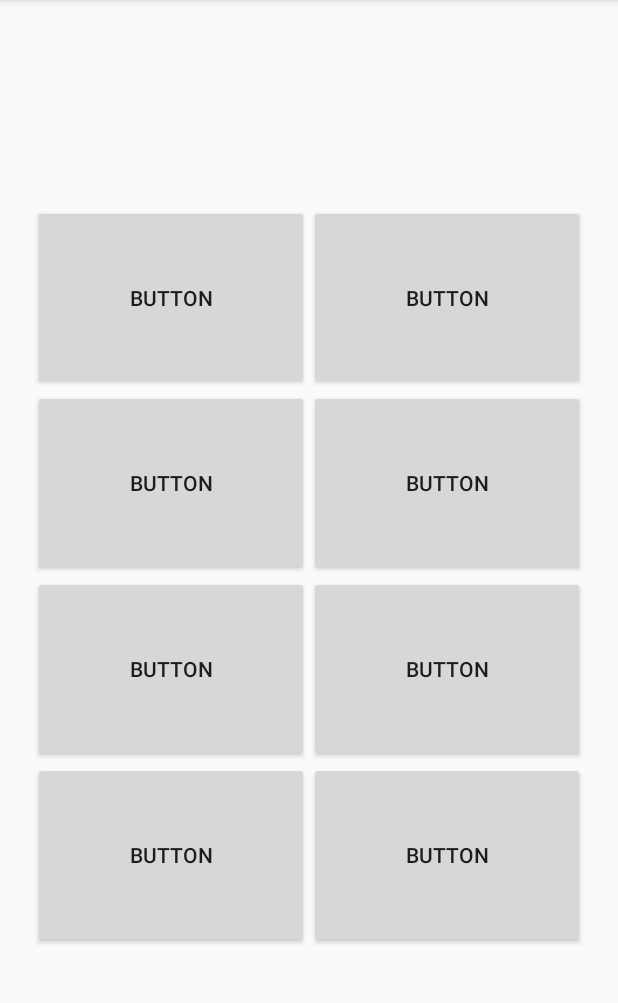
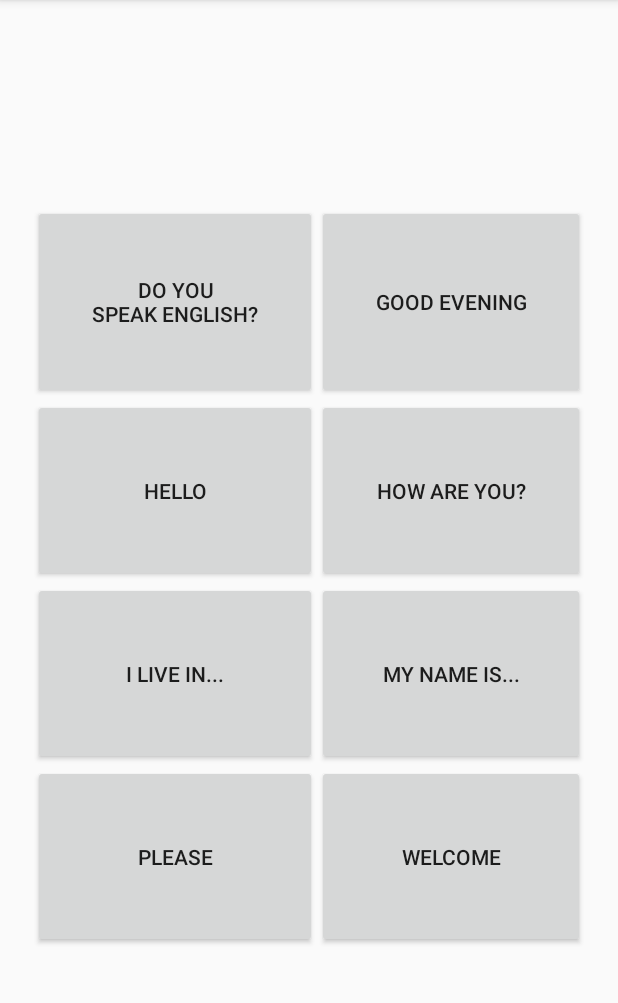
Before and after one commit to RommelTJ/BasicPhrases, an Android app: the screen it shows after launch (MainActivity), on a phone screen of 412 x 824 dp, the part 84-1087 px from its top. Run offline under Robolectric (Android 15) with nearby library versions, the phone set to English and light mode, and no system bars.

Commit message:
Adding onClick method and layout fixes

```diff
--- a/app/src/main/res/layout/activity_main.xml
+++ b/app/src/main/res/layout/activity_main.xml
@@ -9,67 +9,99 @@
 
     <GridLayout
             android:layout_width="368dp"
-            android:layout_height="495dp" app:layout_constraintTop_toTopOf="parent"
-            android:layout_marginTop="8dp" android:id="@+id/gridLayout" app:layout_constraintStart_toStartOf="parent"
-            android:layout_marginStart="8dp" android:layout_marginEnd="8dp" app:layout_constraintEnd_toEndOf="parent"
-            app:layout_constraintBottom_toBottomOf="parent" android:layout_marginBottom="8dp" android:rowCount="4"
-            android:columnCount="2">
+            android:layout_height="495dp"
+            android:layout_marginBottom="8dp"
+            android:layout_marginEnd="8dp"
+            android:layout_marginStart="8dp"
+            android:layout_marginTop="8dp"
+            android:columnCount="2"
+            android:rowCount="4"
+            app:layout_constraintBottom_toBottomOf="parent"
+            app:layout_constraintEnd_toEndOf="parent"
+            app:layout_constraintStart_toStartOf="parent"
+            app:layout_constraintTop_toTopOf="parent">
 
         <Button
-                android:text="Button"
-                android:id="@+id/button"
+                android:text="DO YOU\nSPEAK ENGLISH?"
+                android:id="@+id/button1"
+                android:layout_gravity="fill"
                 android:layout_rowWeight="1"
                 android:layout_columnWeight="1"
-                android:layout_gravity="fill" />
+                android:tag="doyouspeakenglish"
+                android:onClick="playPhrase"
+        />
 
         <Button
-                android:text="Button"
-                android:id="@+id/button"
+                android:text="GOOD EVENING"
+                android:id="@+id/button2"
+                android:layout_gravity="fill"
                 android:layout_rowWeight="1"
                 android:layout_columnWeight="1"
-                android:layout_gravity="fill" />
+                android:tag="goodevening"
+                android:onClick="playPhrase"
+        />
 
         <Button
-                android:text="Button"
-                android:id="@+id/button"
+                android:text="HELLO"
+                android:id="@+id/button3"
+                android:layout_gravity="fill"
                 android:layout_rowWeight="1"
                 android:layout_columnWeight="1"
-                android:layout_gravity="fill" />
+                android:tag="hello"
+                android:onClick="playPhrase"
+        />
 
         <Button
-                android:text="Button"
-                android:id="@+id/button"
+                android:text="HOW ARE YOU?"
+                android:id="@+id/button4"
+                android:layout_gravity="fill"
                 android:layout_rowWeight="1"
                 android:layout_columnWeight="1"
-                android:layout_gravity="fill" />
+                android:tag="howareyou"
+                android:onClick="playPhrase"
+        />
 
         <Button
-                android:text="Button"
-                android:id="@+id/button"
+                android:text="I LIVE IN..."
+                android:id="@+id/button5"
+                android:layout_gravity="fill"
                 android:layout_rowWeight="1"
                 android:layout_columnWeight="1"
-                android:layout_gravity="fill" />
+                android:tag="ilivein"
+                android:onClick="playPhrase"
+        />
 
         <Button
-                android:text="Button"
-                android:id="@+id/button"
+                android:text="MY NAME IS..."
+                android:id="@+id/button6"
+                android:layout_gravity="fill"
                 android:layout_rowWeight="1"
                 android:layout_columnWeight="1"
-                android:layout_gravity="fill" />
+                android:tag="mynameis"
+                android:onClick="playPhrase"
+        />
 
         <Button
-                android:text="Button"
-                android:id="@+id/button"
+                android:text="PLEASE"
+                android:id="@+id/button7"
+                android:layout_gravity="fill"
                 android:layout_rowWeight="1"
                 android:layout_columnWeight="1"
-                android:layout_gravity="fill" />
+                android:tag="please"
+                android:onClick="playPhrase"
+        />
 
         <Button
-                android:text="Button"
+                android:text="WELCOME"
                 android:id="@+id/button"
+                android:layout_gravity="fill"
                 android:layout_rowWeight="1"
                 android:layout_columnWeight="1"
-                android:layout_gravity="fill" />
+                android:tag="welcome"
+                android:onClick="playPhrase"
+        />
+
+
 
     </GridLayout>
 </android.support.constraint.ConstraintLayout>
```
